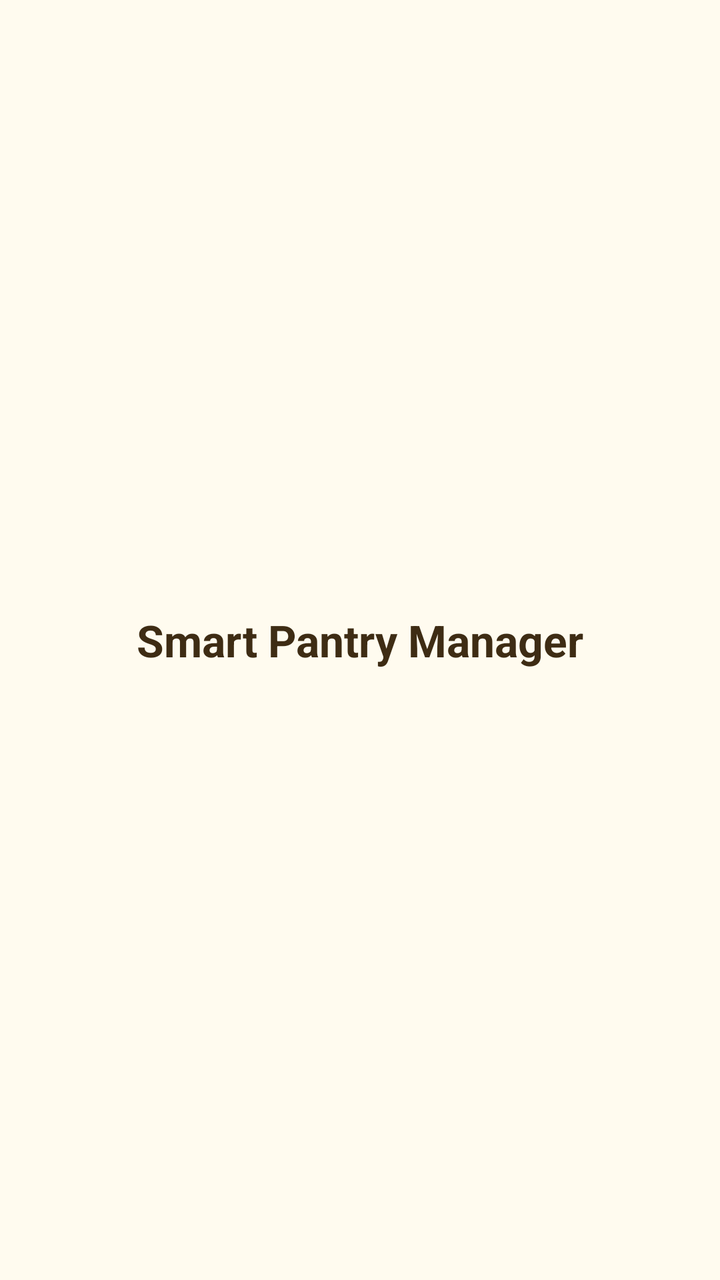
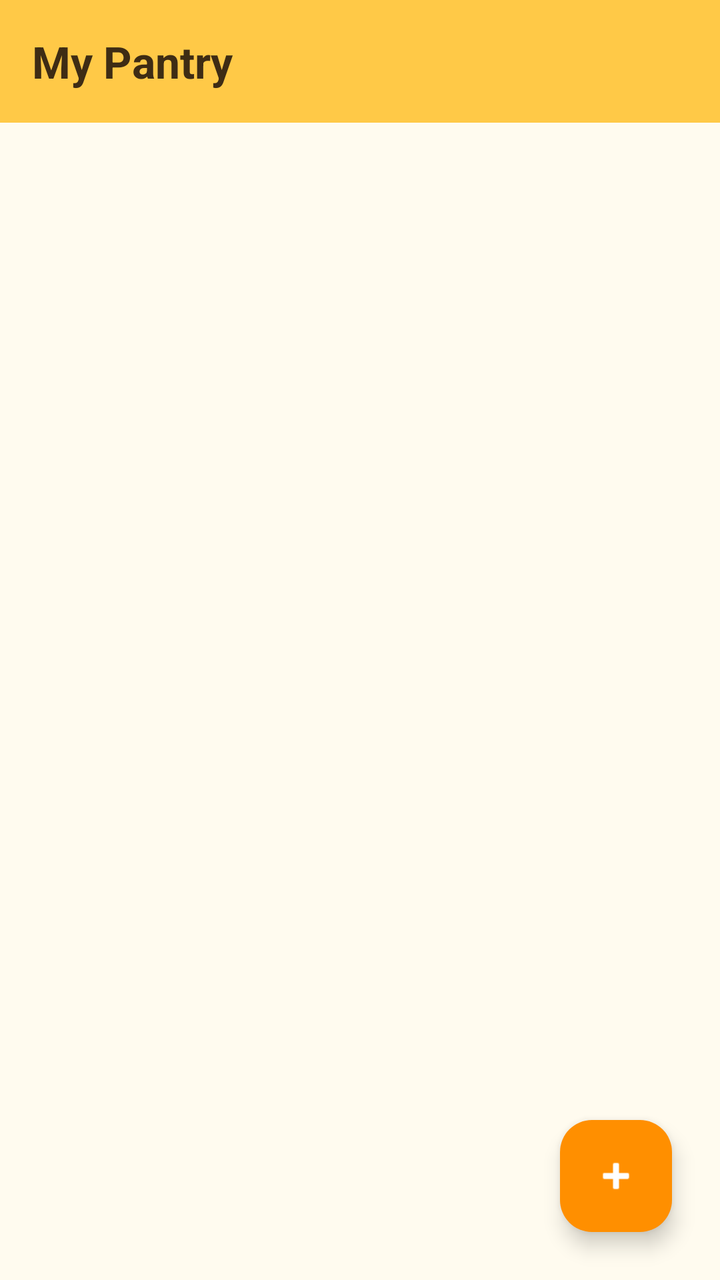

An Android layout rendered at two revisions. The XML below is the earlier revision; the diff shows what the commit changed to produce the second picture.
<!-- AndroidManifest.xml: application theme Theme.SmartPantryManager -->
<!-- res/layout/activity_main.xml -->
<?xml version="1.0" encoding="utf-8"?>
<androidx.constraintlayout.widget.ConstraintLayout xmlns:android="http://schemas.android.com/apk/res/android"
    xmlns:app="http://schemas.android.com/apk/res-auto"
    xmlns:tools="http://schemas.android.com/tools"
    android:id="@+id/main"
    android:layout_width="match_parent"
    android:layout_height="match_parent"
    tools:context=".MainActivity">

    <LinearLayout
        android:layout_width="match_parent"
        android:layout_height="match_parent"
        android:background="@color/cream_background"
        android:gravity="center"
        android:orientation="vertical">

        <TextView
            android:layout_width="wrap_content"
            android:layout_height="wrap_content"
            android:text="@string/app_name"
            android:textColor="@color/text_primary"
            android:textSize="22sp"
            android:textStyle="bold" />


    </LinearLayout>

</androidx.constraintlayout.widget.ConstraintLayout>
<!-- resources referenced by this layout -->
<resources>
  <color name="cream_background">#FFFBEF</color>
  <color name="text_primary">#3E2C14</color>
  <string name="app_name">Smart Pantry Manager</string>
  <style name="Theme.SmartPantryManager" parent="Base.Theme.SmartPantryManager" />
  <style name="Base.Theme.SmartPantryManager" parent="Theme.Material3.DayNight.NoActionBar">
          <item name="colorPrimary">@color/sun_yellow</item>
          <item name="colorPrimaryVariant">@color/sun_yellow_dark</item>
          <item name="colorOnPrimary">@color/text_primary</item>
          <item name="colorSecondary">@color/amber_accent</item>
          <item name="colorSecondaryVariant">@color/amber_accent</item>
          <item name="colorOnSecondary">@color/white</item>
          <item name="android:colorBackground">@color/cream_background</item>
          <item name="colorSurface">@color/surface_white</item>
          <item name="colorOnSurface">@color/text_primary</item>
          <item name="colorError">@color/error_red</item>
          <item name="android:statusBarColor">@color/sun_yellow_dark</item>
          <item name="android:windowLightStatusBar">true</item>
      </style>
  <color name="sun_yellow">#FFC947</color>
  <color name="sun_yellow_dark">#F2A900</color>
  <color name="amber_accent">#FF8F00</color>
  <color name="white">#FFFFFF</color>
  <color name="surface_white">#FFFFFF</color>
  <color name="error_red">#D32F2F</color>
</resources>

<!-- the commit's change to res/layout/activity_main.xml (unified diff, before → after) -->
@@ -1,28 +1,6 @@
-<?xml version="1.0" encoding="utf-8"?>
-<androidx.constraintlayout.widget.ConstraintLayout xmlns:android="http://schemas.android.com/apk/res/android"
-    xmlns:app="http://schemas.android.com/apk/res-auto"
-    xmlns:tools="http://schemas.android.com/tools"
-    android:id="@+id/main"
-    android:layout_width="match_parent"
-    android:layout_height="match_parent"
-    tools:context=".MainActivity">
-
-    <LinearLayout
-        android:layout_width="match_parent"
-        android:layout_height="match_parent"
-        android:background="@color/cream_background"
-        android:gravity="center"
-        android:orientation="vertical">
-
-        <TextView
-            android:layout_width="wrap_content"
-            android:layout_height="wrap_content"
-            android:text="@string/app_name"
-            android:textColor="@color/text_primary"
-            android:textSize="22sp"
-            android:textStyle="bold" />
-
-
-    </LinearLayout>
-
-</androidx.constraintlayout.widget.ConstraintLayout>
+<androidx.coordinatorlayout.widget.CoordinatorLayout xmlns:android="http://schemas.android.com/apk/res/android" xmlns:app="http://schemas.android.com/apk/res-auto" android:layout_width="match_parent" android:layout_height="match_parent" android:background="@color/cream_background">
+    <TextView android:layout_width="match_parent" android:layout_height="wrap_content" android:text="@string/title_pantry" android:textColor="@color/text_primary" android:textSize="22sp" android:textStyle="bold" android:padding="16dp" android:background="@color/sun_yellow"/>
+    <TextView android:id="@+id/textEmptyState" android:layout_width="wrap_content" android:layout_height="wrap_content" android:layout_gravity="center" android:text="@string/empty_pantry" android:textColor="@color/text_secondary" android:textSize="14sp" android:paddingHorizontal="32dp" android:gravity="center" android:visibility="gone"/>
+    <androidx.recyclerview.widget.RecyclerView android:id="@+id/recyclerPantry" android:layout_width="match_parent" android:layout_height="match_parent" android:layout_marginTop="56dp" android:padding="8dp" android:clipToPadding="false"/>
+    <com.google.android.material.floatingactionbutton.FloatingActionButton android:id="@+id/fabAddItem" android:layout_width="wrap_content" android:layout_height="wrap_content" android:layout_gravity="bottom|end" android:layout_margin="24dp" android:src="@android:drawable/ic_input_add" app:backgroundTint="@color/amber_accent" app:tint="@color/white" android:contentDescription="Add ingredient"/>
+</androidx.coordinatorlayout.widget.CoordinatorLayout>
<!-- resource entries referenced after the edit -->
@@ -1,8 +1,13 @@
 <!-- resources referenced by this layout -->
 <resources>
+  <color name="amber_accent">#FF8F00</color>
   <color name="cream_background">#FFFBEF</color>
+  <color name="sun_yellow">#FFC947</color>
   <color name="text_primary">#3E2C14</color>
-  <string name="app_name">Smart Pantry Manager</string>
+  <color name="text_secondary">#7A6A50</color>
+  <color name="white">#FFFFFF</color>
+  <string name="empty_pantry">Your pantry is empty. Tap + to add an ingredient.</string>
+  <string name="title_pantry">My Pantry</string>
   <style name="Theme.SmartPantryManager" parent="Base.Theme.SmartPantryManager" />
   <style name="Base.Theme.SmartPantryManager" parent="Theme.Material3.DayNight.NoActionBar">
           <item name="colorPrimary">@color/sun_yellow</item>
@@ -18,10 +23,7 @@
           <item name="android:statusBarColor">@color/sun_yellow_dark</item>
           <item name="android:windowLightStatusBar">true</item>
       </style>
-  <color name="sun_yellow">#FFC947</color>
   <color name="sun_yellow_dark">#F2A900</color>
-  <color name="amber_accent">#FF8F00</color>
-  <color name="white">#FFFFFF</color>
   <color name="surface_white">#FFFFFF</color>
   <color name="error_red">#D32F2F</color>
 </resources>
